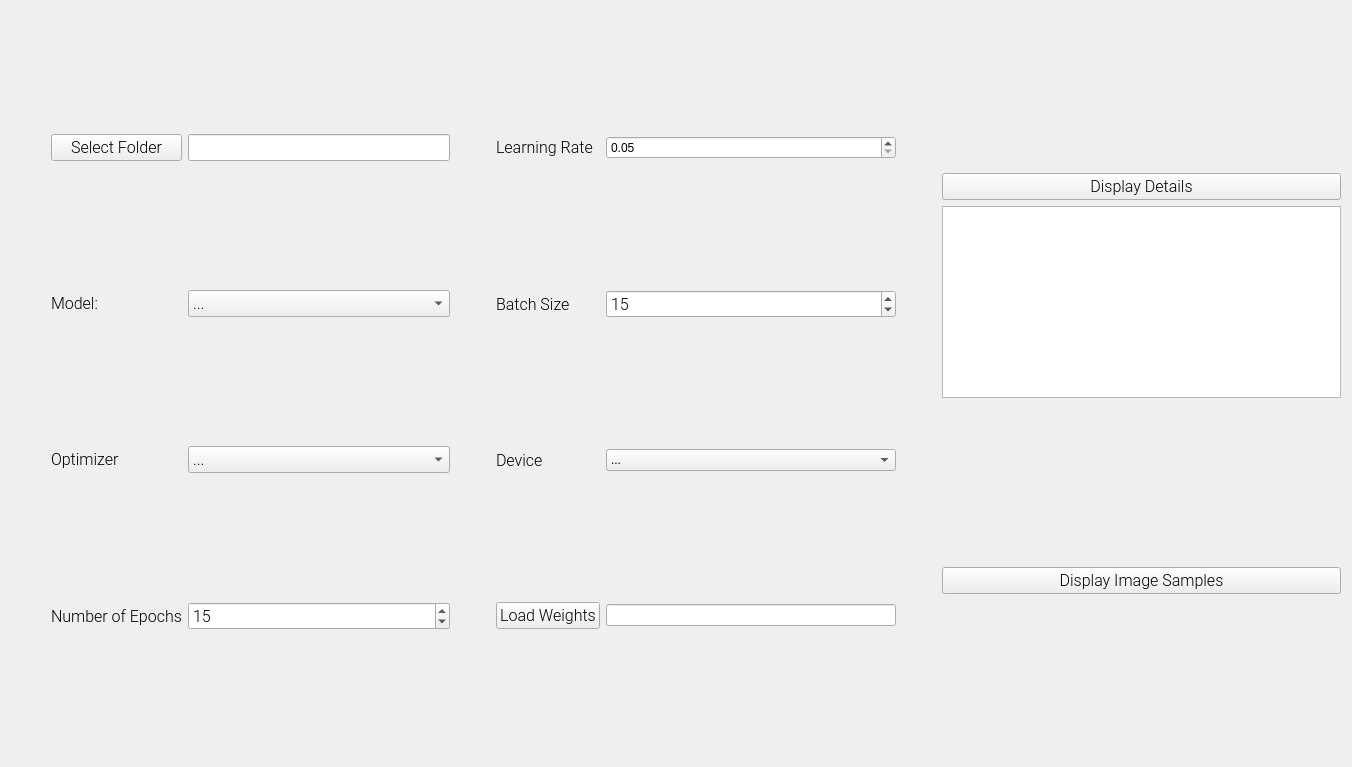
Qt form gui/form.ui (bharathi-prasadd/no-code-ml) before a commit.
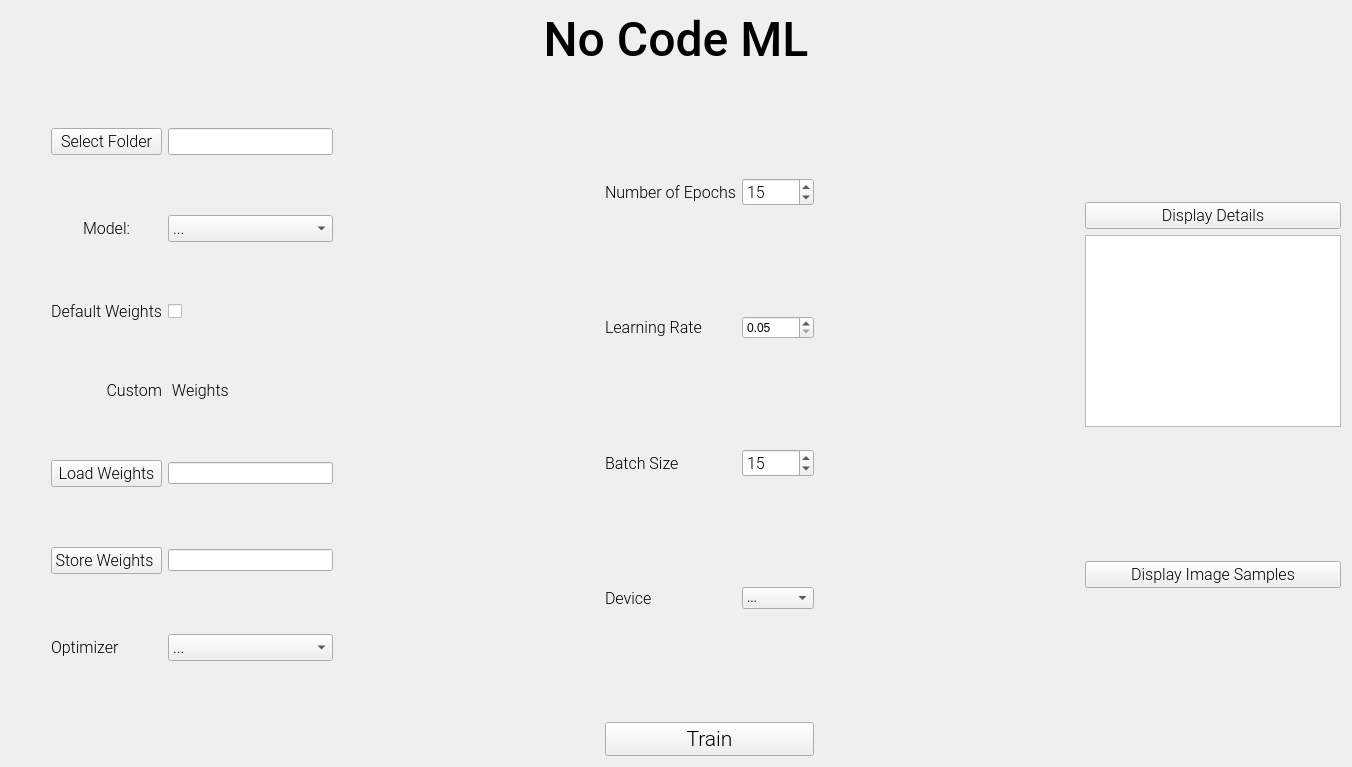
The same form after that commit.

```diff
--- a/gui/form.ui
+++ b/gui/form.ui
@@ -24,8 +24,163 @@
   </property>
   <layout class="QVBoxLayout" name="verticalLayout_2">
    <item>
-    <layout class="QGridLayout" name="gridLayout" columnstretch="0,1,0,1,0,1">
+    <widget class="QLabel" name="label_title">
+     <property name="font">
+      <font>
+       <family>Roboto Medium</family>
+       <pointsize>36</pointsize>
+      </font>
+     </property>
+     <property name="text">
+      <string>No Code ML</string>
+     </property>
+     <property name="alignment">
+      <set>Qt::AlignCenter</set>
+     </property>
+    </widget>
+   </item>
+   <item>
+    <layout class="QGridLayout" name="gridLayout" columnstretch="0,1,0,1,0,1,0">
+     <item row="1" column="4">
+      <layout class="QGridLayout" name="gridLayout_3">
+       <item row="2" column="2">
+        <widget class="QSpinBox" name="spinBox_3">
+         <property name="font">
+          <font>
+           <family>Roboto Light</family>
+           <pointsize>12</pointsize>
+          </font>
+         </property>
+         <property name="minimum">
+          <number>1</number>
+         </property>
+         <property name="maximum">
+          <number>10000</number>
+         </property>
+         <property name="value">
+          <number>15</number>
+         </property>
+        </widget>
+       </item>
+       <item row="1" column="1">
+        <widget class="QLabel" name="label_lr">
+         <property name="font">
+          <font>
+           <family>Roboto Light</family>
+           <pointsize>12</pointsize>
+          </font>
+         </property>
+         <property name="text">
+          <string>Learning Rate</string>
+         </property>
+        </widget>
+       </item>
+       <item row="1" column="2">
+        <widget class="QDoubleSpinBox" name="doubleSpinBox">
+         <property name="minimum">
+          <double>0.050000000000000</double>
+         </property>
+         <property name="singleStep">
+          <double>0.050000000000000</double>
+         </property>
+        </widget>
+       </item>
+       <item row="3" column="1">
+        <widget class="QLabel" name="label_device">
+         <property name="font">
+          <font>
+           <family>Roboto Light</family>
+           <pointsize>12</pointsize>
+          </font>
+         </property>
+         <property name="text">
+          <string>Device</string>
+         </property>
+         <property name="textFormat">
+          <enum>Qt::PlainText</enum>
+         </property>
+        </widget>
+       </item>
+       <item row="3" column="2">
+        <widget class="QComboBox" name="comboBox_device">
+         <item>
+          <property name="text">
+           <string>...</string>
+          </property>
+         </item>
+         <item>
+          <property name="text">
+           <string>CPU</string>
+          </property>
+         </item>
+         <item>
+          <property name="text">
+           <string>GPU</string>
+          </property>
+         </item>
+        </widget>
+       </item>
+       <item row="2" column="1">
+        <widget class="QLabel" name="label_batch">
+         <property name="font">
+          <font>
+           <family>Roboto Light</family>
+           <pointsize>12</pointsize>
+          </font>
+         </property>
+         <property name="text">
+          <string>Batch Size</string>
+         </property>
+        </widget>
+       </item>
+       <item row="0" column="1">
+        <widget class="QLabel" name="label">
+         <property name="font">
+          <font>
+           <family>Roboto Light</family>
+           <pointsize>12</pointsize>
+          </font>
+         </property>
+         <property name="text">
+          <string>Number of Epochs</string>
+         </property>
+        </widget>
+       </item>
+       <item row="0" column="2">
+        <widget class="QSpinBox" name="spinBox">
+         <property name="font">
+          <font>
+           <family>Roboto Light</family>
+           <pointsize>12</pointsize>
+          </font>
+         </property>
+         <property name="minimum">
+          <number>1</number>
+         </property>
+         <property name="maximum">
+          <number>10000</number>
+         </property>
+         <property name="value">
+          <number>15</number>
+         </property>
+        </widget>
+       </item>
+      </layout>
+     </item>
      <item row="1" column="5">
+      <spacer name="horizontalSpacer_2">
+       <property name="orientation">
+        <enum>Qt::Horizontal</enum>
+       </property>
+       <property name="sizeHint" stdset="0">
+        <size>
+         <width>40</width>
+         <height>20</height>
+        </size>
+       </property>
+      </spacer>
+     </item>
+     <item row="1" column="6">
       <layout class="QVBoxLayout" name="verticalLayout" stretch="0,0,0,0,0,0">
        <item>
         <spacer name="verticalSpacer_2">
@@ -112,8 +267,83 @@
        </item>
       </layout>
      </item>
+     <item row="1" column="0">
+      <spacer name="horizontalSpacer">
+       <property name="orientation">
+        <enum>Qt::Horizontal</enum>
+       </property>
+       <property name="sizeHint" stdset="0">
+        <size>
+         <width>40</width>
+         <height>20</height>
+        </size>
+       </property>
+      </spacer>
+     </item>
+     <item row="1" column="3">
+      <spacer name="horizontalSpacer_3">
+       <property name="orientation">
+        <enum>Qt::Horizontal</enum>
+       </property>
+       <property name="sizeHint" stdset="0">
+        <size>
+         <width>40</width>
+         <height>20</height>
+        </size>
+       </property>
+      </spacer>
+     </item>
+     <item row="2" column="4">
+      <widget class="QPushButton" name="pushButton_done">
+       <property name="font">
+        <font>
+         <family>Roboto Light</family>
+         <pointsize>16</pointsize>
+        </font>
+       </property>
+       <property name="text">
+        <string>Train</string>
+       </property>
+      </widget>
+     </item>
      <item row="1" column="1">
       <layout class="QGridLayout" name="gridLayout_2">
+       <item row="4" column="2">
+        <widget class="QLineEdit" name="lineEdit_weights">
+         <property name="sizePolicy">
+          <sizepolicy hsizetype="Expanding" vsizetype="Fixed">
+           <horstretch>3</horstretch>
+           <verstretch>0</verstretch>
+          </sizepolicy>
+         </property>
+        </widget>
+       </item>
+       <item row="0" column="1">
+        <widget class="QPushButton" name="pushButton_selectFolder">
+         <property name="font">
+          <font>
+           <family>Roboto Light</family>
+           <pointsize>12</pointsize>
+          </font>
+         </property>
+         <property name="text">
+          <string>Select Folder</string>
+         </property>
+        </widget>
+       </item>
+       <item row="5" column="1">
+        <widget class="QPushButton" name="pushButton_store">
+         <property name="font">
+          <font>
+           <family>Roboto Light</family>
+           <pointsize>12</pointsize>
+          </font>
+         </property>
+         <property name="text">
+          <string>Store Weights </string>
+         </property>
+        </widget>
+       </item>
        <item row="1" column="2">
         <widget class="QComboBox" name="comboBox_model">
          <property name="sizePolicy">
@@ -155,8 +385,8 @@
          </item>
         </widget>
        </item>
-       <item row="3" column="1">
-        <widget class="QLabel" name="label">
+       <item row="2" column="2">
+        <widget class="QCheckBox" name="checkBox_pretrained">
          <property name="font">
           <font>
            <family>Roboto Light</family>
@@ -164,26 +394,26 @@
           </font>
          </property>
          <property name="text">
-          <string>Number of Epochs</string>
+          <string/>
+         </property>
+         <property name="tristate">
+          <bool>false</bool>
          </property>
         </widget>
        </item>
-       <item row="0" column="2">
-        <widget class="QLineEdit" name="lineEdit_path">
-         <property name="sizePolicy">
-          <sizepolicy hsizetype="Expanding" vsizetype="Fixed">
-           <horstretch>0</horstretch>
-           <verstretch>0</verstretch>
-          </sizepolicy>
-         </property>
+       <item row="2" column="1">
+        <widget class="QLabel" name="label_2">
          <property name="font">
           <font>
            <family>Roboto Light</family>
            <pointsize>12</pointsize>
           </font>
          </property>
-         <property name="whatsThis">
-          <string>Select folder containing images. Expected Format:</string>
+         <property name="text">
+          <string>Default Weights</string>
+         </property>
+         <property name="alignment">
+          <set>Qt::AlignRight|Qt::AlignTrailing|Qt::AlignVCenter</set>
          </property>
         </widget>
        </item>
@@ -198,28 +428,28 @@
          <property name="text">
           <string>Model:</string>
          </property>
+         <property name="alignment">
+          <set>Qt::AlignCenter</set>
+         </property>
         </widget>
        </item>
-       <item row="3" column="2">
-        <widget class="QSpinBox" name="spinBox">
+       <item row="4" column="1">
+        <widget class="QPushButton" name="pushButton_weights">
          <property name="font">
           <font>
            <family>Roboto Light</family>
            <pointsize>12</pointsize>
           </font>
          </property>
-         <property name="minimum">
-          <number>1</number>
-         </property>
-         <property name="maximum">
-          <number>10000</number>
-         </property>
-         <property name="value">
-          <number>15</number>
+         <property name="text">
+          <string>Load Weights</string>
          </property>
         </widget>
        </item>
-       <item row="2" column="2">
+       <item row="5" column="2">
+        <widget class="QLineEdit" name="lineEdit_store"/>
+       </item>
+       <item row="7" column="2">
         <widget class="QComboBox" name="comboBox_optimizer">
          <property name="font">
           <font>
@@ -244,7 +474,26 @@
          </item>
         </widget>
        </item>
-       <item row="2" column="1">
+       <item row="0" column="2">
+        <widget class="QLineEdit" name="lineEdit_path">
+         <property name="sizePolicy">
+          <sizepolicy hsizetype="Expanding" vsizetype="Fixed">
+           <horstretch>0</horstretch>
+           <verstretch>0</verstretch>
+          </sizepolicy>
+         </property>
+         <property name="font">
+          <font>
+           <family>Roboto Light</family>
+           <pointsize>12</pointsize>
+          </font>
+         </property>
+         <property name="whatsThis">
+          <string>Select folder containing images. Expected Format:</string>
+         </property>
+        </widget>
+       </item>
+       <item row="7" column="1">
         <widget class="QLabel" name="label_optimizer">
          <property name="font">
           <font>
@@ -260,77 +509,14 @@
          </property>
         </widget>
        </item>
-       <item row="0" column="1">
-        <widget class="QPushButton" name="pushButton_selectFolder">
-         <property name="font">
-          <font>
-           <family>Roboto Light</family>
-           <pointsize>12</pointsize>
-          </font>
-         </property>
-         <property name="text">
-          <string>Select Folder</string>
-         </property>
-        </widget>
-       </item>
-      </layout>
-     </item>
-     <item row="1" column="2">
-      <spacer name="horizontalSpacer_3">
-       <property name="orientation">
-        <enum>Qt::Horizontal</enum>
-       </property>
-       <property name="sizeHint" stdset="0">
-        <size>
-         <width>40</width>
-         <height>20</height>
-        </size>
-       </property>
-      </spacer>
-     </item>
-     <item row="1" column="3">
-      <layout class="QGridLayout" name="gridLayout_3">
-       <item row="3" column="2">
-        <widget class="QLineEdit" name="lineEdit_weights">
-         <property name="sizePolicy">
-          <sizepolicy hsizetype="Expanding" vsizetype="Fixed">
-           <horstretch>3</horstretch>
-           <verstretch>0</verstretch>
-          </sizepolicy>
-         </property>
-        </widget>
-       </item>
-       <item row="2" column="1">
-        <widget class="QLabel" name="label_device">
-         <property name="font">
-          <font>
-           <family>Roboto Light</family>
-           <pointsize>12</pointsize>
-          </font>
-         </property>
-         <property name="text">
-          <string>Device</string>
-         </property>
-         <property name="textFormat">
-          <enum>Qt::PlainText</enum>
-         </property>
-        </widget>
-       </item>
-       <item row="1" column="1">
-        <widget class="QLabel" name="label_batch">
-         <property name="font">
-          <font>
-           <family>Roboto Light</family>
-           <pointsize>12</pointsize>
-          </font>
-         </property>
-         <property name="text">
-          <string>Batch Size</string>
-         </property>
-        </widget>
-       </item>
        <item row="3" column="1">
-        <widget class="QPushButton" name="pushButton_weights">
+        <widget class="QLabel" name="label_3">
+         <property name="sizePolicy">
+          <sizepolicy hsizetype="Preferred" vsizetype="Fixed">
+           <horstretch>0</horstretch>
+           <verstretch>0</verstretch>
+          </sizepolicy>
+         </property>
          <property name="font">
           <font>
            <family>Roboto Light</family>
@@ -338,60 +524,21 @@
           </font>
          </property>
          <property name="text">
-          <string>Load Weights</string>
+          <string>Custom</string>
          </property>
-        </widget>
-       </item>
-       <item row="0" column="2">
-        <widget class="QDoubleSpinBox" name="doubleSpinBox">
-         <property name="minimum">
-          <double>0.050000000000000</double>
+         <property name="alignment">
+          <set>Qt::AlignRight|Qt::AlignTrailing|Qt::AlignVCenter</set>
          </property>
-         <property name="singleStep">
-          <double>0.050000000000000</double>
-         </property>
         </widget>
        </item>
-       <item row="2" column="2">
-        <widget class="QComboBox" name="comboBox_device">
-         <item>
-          <property name="text">
-           <string>...</string>
-          </property>
-         </item>
-         <item>
-          <property name="text">
-           <string>CPU</string>
-          </property>
-         </item>
-         <item>
-          <property name="text">
-           <string>GPU</string>
-          </property>
-         </item>
-        </widget>
-       </item>
-       <item row="1" column="2">
-        <widget class="QSpinBox" name="spinBox_3">
-         <property name="font">
-          <font>
-           <family>Roboto Light</family>
-           <pointsize>12</pointsize>
-          </font>
+       <item row="3" column="2">
+        <widget class="QLabel" name="label_4">
+         <property name="sizePolicy">
+          <sizepolicy hsizetype="Preferred" vsizetype="Fixed">
+           <horstretch>0</horstretch>
+           <verstretch>0</verstretch>
+          </sizepolicy>
          </property>
-         <property name="minimum">
-          <number>1</number>
-         </property>
-         <property name="maximum">
-          <number>10000</number>
-         </property>
-         <property name="value">
-          <number>15</number>
-         </property>
-        </widget>
-       </item>
-       <item row="0" column="1">
-        <widget class="QLabel" name="label_lr">
          <property name="font">
           <font>
            <family>Roboto Light</family>
@@ -399,38 +546,12 @@
           </font>
          </property>
          <property name="text">
-          <string>Learning Rate</string>
+          <string> Weights</string>
          </property>
         </widget>
        </item>
       </layout>
      </item>
-     <item row="1" column="4">
-      <spacer name="horizontalSpacer_2">
-       <property name="orientation">
-        <enum>Qt::Horizontal</enum>
-       </property>
-       <property name="sizeHint" stdset="0">
-        <size>
-         <width>40</width>
-         <height>20</height>
-        </size>
-       </property>
-      </spacer>
-     </item>
-     <item row="1" column="0">
-      <spacer name="horizontalSpacer">
-       <property name="orientation">
-        <enum>Qt::Horizontal</enum>
-       </property>
-       <property name="sizeHint" stdset="0">
-        <size>
-         <width>40</width>
-         <height>20</height>
-        </size>
-       </property>
-      </spacer>
-     </item>
     </layout>
    </item>
   </layout>
```
